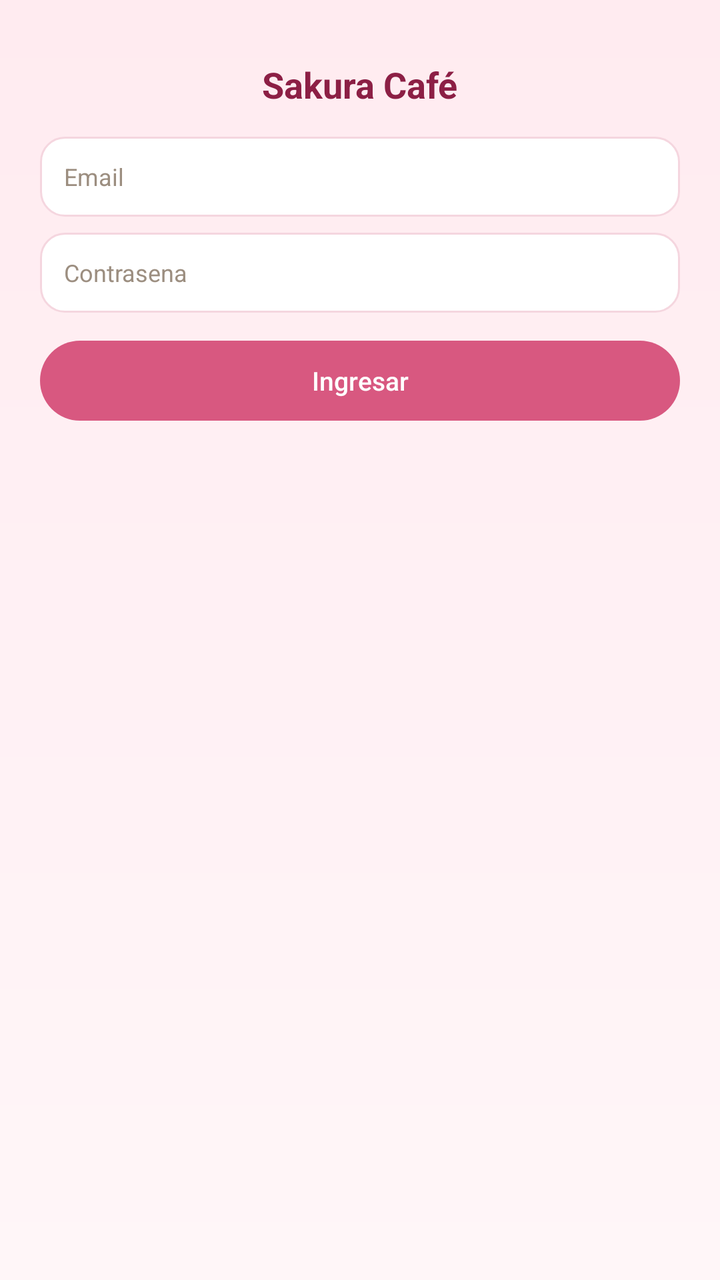
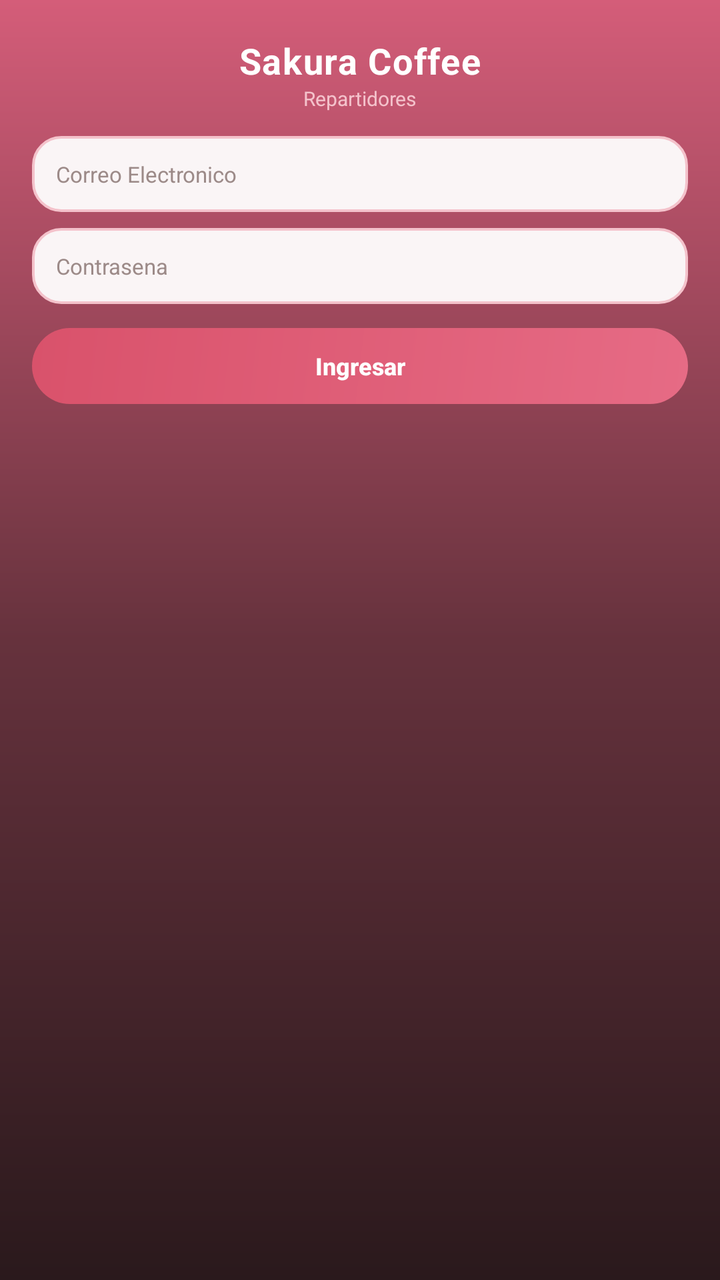

Two renders of the same Android screen: before a commit and after it. Below are the layout's source before the change and the commit's diff.
<!-- AndroidManifest.xml: activity theme Theme.WearCoffee -->
<!-- res/layout/activity_login.xml -->
<?xml version="1.0" encoding="utf-8"?>
<ScrollView xmlns:android="http://schemas.android.com/apk/res/android"
    android:layout_width="match_parent"
    android:layout_height="match_parent"
    android:background="@drawable/bg_sakura_gradient"
    android:scrollbars="none"
    android:fillViewport="true">

    <LinearLayout
        android:layout_width="match_parent"
        android:layout_height="wrap_content"
        android:orientation="vertical"
        android:gravity="center_horizontal"
        android:padding="20dp">

        <TextView
            android:id="@+id/tvTitle"
            android:layout_width="wrap_content"
            android:layout_height="wrap_content"
            android:text="Sakura Café"
            android:textColor="#8C1F45"
            android:textSize="18sp"
            android:textStyle="bold"
            android:layout_marginTop="10dp"
            android:layout_marginBottom="14dp" />

        <EditText
            android:id="@+id/etEmail"
            android:layout_width="match_parent"
            android:layout_height="40dp"
            android:background="@drawable/bg_input"
            android:hint="Email"
            android:inputType="textEmailAddress"
            android:textSize="12sp"
            android:paddingLeft="12dp"
            android:paddingRight="12dp"
            android:layout_marginBottom="8dp"
            android:textColor="#3D252C"
            android:textColorHint="#9C8E80" />

        <EditText
            android:id="@+id/etPassword"
            android:layout_width="match_parent"
            android:layout_height="40dp"
            android:background="@drawable/bg_input"
            android:hint="Contrasena"
            android:inputType="textPassword"
            android:textSize="12sp"
            android:paddingLeft="12dp"
            android:paddingRight="12dp"
            android:layout_marginBottom="14dp"
            android:textColor="#3D252C"
            android:textColorHint="#9C8E80" />

        <Button
            android:id="@+id/btnLogin"
            android:layout_width="match_parent"
            android:layout_height="40dp"
            android:background="@drawable/bg_button"
            android:text="Ingresar"
            android:textColor="#FFFFFF"
            android:textSize="13sp"
            android:textAllCaps="false"
            style="?android:attr/borderlessButtonStyle" />

    </LinearLayout>
</ScrollView>
<!-- resources referenced by this layout -->
<resources>
  <!-- drawable bg_button (drawable) -->
  <?xml version="1.0" encoding="utf-8"?>
  <ripple xmlns:android="http://schemas.android.com/apk/res/android"
      android:color="#44FFFFFF">
      <item>
          <shape android:shape="rectangle">
              <solid android:color="#D85880" />
              <corners android:radius="24dp" />
          </shape>
      </item>
  </ripple>
  <!-- drawable bg_input (drawable) -->
  <?xml version="1.0" encoding="utf-8"?>
  <selector xmlns:android="http://schemas.android.com/apk/res/android">
      <item android:state_focused="true">
          <shape android:shape="rectangle">
              <solid android:color="#FFFFFF" />
              <stroke android:width="1.5dp" android:color="#D85880" />
              <corners android:radius="12dp" />
          </shape>
      </item>
      <item>
          <shape android:shape="rectangle">
              <solid android:color="#FFFFFF" />
              <stroke android:width="1dp" android:color="#F5D6DF" />
              <corners android:radius="12dp" />
          </shape>
      </item>
  </selector>
  <!-- drawable bg_sakura_gradient (drawable) -->
  <?xml version="1.0" encoding="utf-8"?>
  <shape xmlns:android="http://schemas.android.com/apk/res/android"
      android:shape="rectangle">
      <gradient
          android:startColor="#FFEBF0"
          android:endColor="#FFF6F8"
          android:angle="270" />
  </shape>
  <style name="Theme.WearCoffee" parent="Theme.AppCompat.NoActionBar">
          
          <item name="colorPrimary">@color/purple_500</item>
          <item name="colorPrimaryVariant">@color/purple_700</item>
          <item name="colorOnPrimary">@color/white</item>
          
          <item name="colorSecondary">@color/teal_200</item>
          <item name="colorSecondaryVariant">@color/teal_700</item>
          <item name="colorOnSecondary">@color/black</item>
          
          <item name="android:statusBarColor">?attr/colorPrimaryVariant</item>
          
      </style>
  <color name="purple_500">#FF6200EE</color>
  <color name="purple_700">#FF3700B3</color>
  <color name="white">#FFFFFFFF</color>
  <color name="teal_200">#FF03DAC5</color>
  <color name="teal_700">#FF018786</color>
  <color name="black">#FF000000</color>
</resources>

<!-- the commit's change to res/layout/activity_login.xml (unified diff, before → after) -->
@@ -11,55 +11,67 @@
         android:layout_height="wrap_content"
         android:orientation="vertical"
         android:gravity="center_horizontal"
-        android:padding="20dp">
+        android:paddingLeft="16dp"
+        android:paddingRight="16dp"
+        android:paddingTop="12dp"
+        android:paddingBottom="16dp">
 
         <TextView
             android:id="@+id/tvTitle"
             android:layout_width="wrap_content"
             android:layout_height="wrap_content"
-            android:text="Sakura Café"
-            android:textColor="#8C1F45"
+            android:text="Sakura Coffee"
+            android:textColor="#FFFFFF"
             android:textSize="18sp"
             android:textStyle="bold"
-            android:layout_marginTop="10dp"
-            android:layout_marginBottom="14dp" />
+            android:letterSpacing="0.03"
+            android:layout_marginTop="6dp" />
+
+        <TextView
+            android:layout_width="wrap_content"
+            android:layout_height="wrap_content"
+            android:text="Repartidores"
+            android:textColor="#F4C2CB"
+            android:textSize="10sp"
+            android:layout_marginBottom="12dp" />
 
         <EditText
             android:id="@+id/etEmail"
             android:layout_width="match_parent"
-            android:layout_height="40dp"
+            android:layout_height="38dp"
             android:background="@drawable/bg_input"
-            android:hint="Email"
+            android:hint="Correo Electronico"
             android:inputType="textEmailAddress"
-            android:textSize="12sp"
+            android:textSize="11sp"
             android:paddingLeft="12dp"
             android:paddingRight="12dp"
             android:layout_marginBottom="8dp"
-            android:textColor="#3D252C"
-            android:textColorHint="#9C8E80" />
+            android:textColor="#4A2E2B"
+            android:textColorHint="#9C8A88" />
 
         <EditText
             android:id="@+id/etPassword"
             android:layout_width="match_parent"
-            android:layout_height="40dp"
+            android:layout_height="38dp"
             android:background="@drawable/bg_input"
             android:hint="Contrasena"
             android:inputType="textPassword"
-            android:textSize="12sp"
+            android:textSize="11sp"
             android:paddingLeft="12dp"
             android:paddingRight="12dp"
-            android:layout_marginBottom="14dp"
-            android:textColor="#3D252C"
-            android:textColorHint="#9C8E80" />
+            android:layout_marginBottom="12dp"
+            android:textColor="#4A2E2B"
+            android:textColorHint="#9C8A88" />
 
         <Button
             android:id="@+id/btnLogin"
             android:layout_width="match_parent"
-            android:layout_height="40dp"
+            android:layout_height="38dp"
             android:background="@drawable/bg_button"
             android:text="Ingresar"
             android:textColor="#FFFFFF"
-            android:textSize="13sp"
+            android:textSize="12sp"
+            android:textStyle="bold"
             android:textAllCaps="false"
             style="?android:attr/borderlessButtonStyle" />
 
<!-- resource entries referenced after the edit -->
@@ -3,10 +3,13 @@
   <!-- drawable bg_button (drawable) -->
   <?xml version="1.0" encoding="utf-8"?>
   <ripple xmlns:android="http://schemas.android.com/apk/res/android"
-      android:color="#44FFFFFF">
+      android:color="#33FFFFFF">
       <item>
           <shape android:shape="rectangle">
-              <solid android:color="#D85880" />
+              <gradient
+                  android:startColor="#E66B85"
+                  android:endColor="#D9526B"
+                  android:angle="135" />
               <corners android:radius="24dp" />
           </shape>
       </item>
@@ -17,15 +20,15 @@
       <item android:state_focused="true">
           <shape android:shape="rectangle">
               <solid android:color="#FFFFFF" />
-              <stroke android:width="1.5dp" android:color="#D85880" />
-              <corners android:radius="12dp" />
+              <stroke android:width="2dp" android:color="#D9526B" />
+              <corners android:radius="14dp" />
           </shape>
       </item>
       <item>
           <shape android:shape="rectangle">
-              <solid android:color="#FFFFFF" />
-              <stroke android:width="1dp" android:color="#F5D6DF" />
-              <corners android:radius="12dp" />
+              <solid android:color="#FAF5F6" />
+              <stroke android:width="1.2dp" android:color="#F4C2CB" />
+              <corners android:radius="14dp" />
           </shape>
       </item>
   </selector>
@@ -34,28 +37,24 @@
   <shape xmlns:android="http://schemas.android.com/apk/res/android"
       android:shape="rectangle">
       <gradient
-          android:startColor="#FFEBF0"
-          android:endColor="#FFF6F8"
+          android:startColor="#D45D79"
+          android:centerColor="#66323D"
+          android:endColor="#2A191C"
           android:angle="270" />
   </shape>
   <style name="Theme.WearCoffee" parent="Theme.AppCompat.NoActionBar">
           
-          <item name="colorPrimary">@color/purple_500</item>
-          <item name="colorPrimaryVariant">@color/purple_700</item>
-          <item name="colorOnPrimary">@color/white</item>
+          <item name="colorPrimary">@color/sakura_primary</item>
+          <item name="colorPrimaryDark">@color/sakura_primary_dark</item>
+          <item name="colorAccent">@color/sakura_accent</item>
           
-          <item name="colorSecondary">@color/teal_200</item>
-          <item name="colorSecondaryVariant">@color/teal_700</item>
-          <item name="colorOnSecondary">@color/black</item>
-          
-          <item name="android:statusBarColor">?attr/colorPrimaryVariant</item>
-          
+          <item name="android:statusBarColor">@color/bg_gradient_start</item>
+          <item name="android:windowBackground">@color/bg_gradient_end</item>
       </style>
-  <color name="purple_500">#FF6200EE</color>
-  <color name="purple_700">#FF3700B3</color>
-  <color name="white">#FFFFFFFF</color>
-  <color name="teal_200">#FF03DAC5</color>
-  <color name="teal_700">#FF018786</color>
-  <color name="black">#FF000000</color>
+  <color name="sakura_primary">#D9526B</color>
+  <color name="sakura_primary_dark">#C9425A</color>
+  <color name="sakura_accent">#E66B85</color>
+  <color name="bg_gradient_start">#D45D79</color>
+  <color name="bg_gradient_end">#2E1C1A</color>
 </resources>
 
